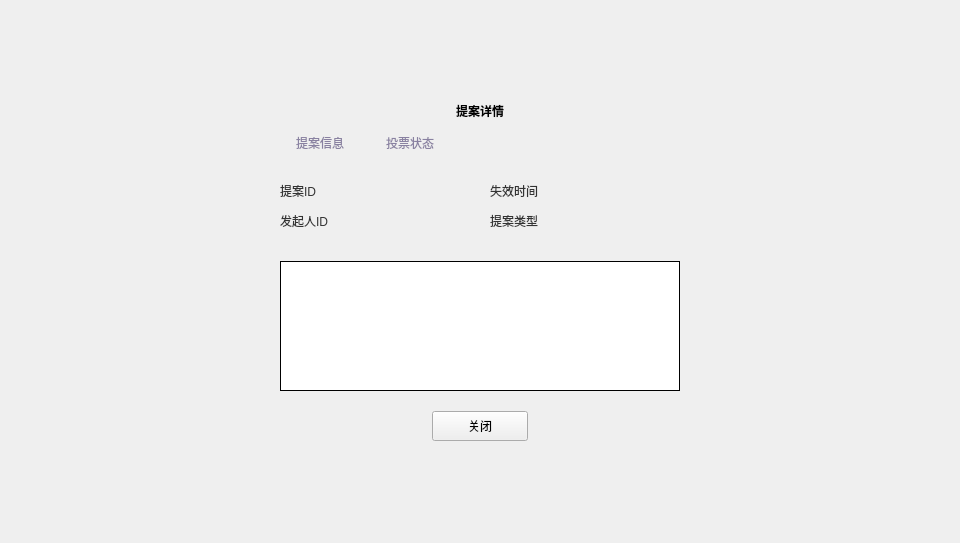
Qt form LNKWallet/guard/ProposalDetailDialog.ui (HcashOrg/hx-indicator) before a commit.
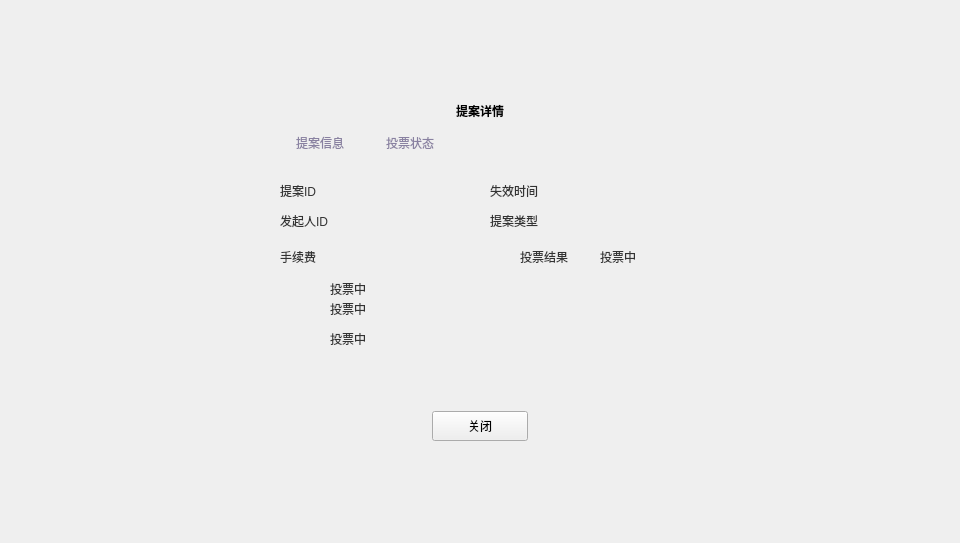
The same form after that commit.

What changed in the file:
```diff
--- a/LNKWallet/guard/ProposalDetailDialog.ui
+++ b/LNKWallet/guard/ProposalDetailDialog.ui
@@ -289,7 +289,7 @@
         </rect>
        </property>
        <property name="currentIndex">
-        <number>10</number>
+        <number>11</number>
        </property>
        <widget class="QWidget" name="hotColdTransferPage">
         <widget class="QLabel" name="label_3">
@@ -957,6 +957,99 @@
          </column>
         </widget>
        </widget>
+       <widget class="QWidget" name="citizenChangeSenatorPage">
+        <widget class="QLabel" name="label_25">
+         <property name="geometry">
+          <rect>
+           <x>30</x>
+           <y>10</y>
+           <width>54</width>
+           <height>12</height>
+          </rect>
+         </property>
+         <property name="text">
+          <string>手续费</string>
+         </property>
+        </widget>
+        <widget class="QLabel" name="label_fee">
+         <property name="geometry">
+          <rect>
+           <x>80</x>
+           <y>10</y>
+           <width>54</width>
+           <height>12</height>
+          </rect>
+         </property>
+         <property name="text">
+          <string/>
+         </property>
+        </widget>
+        <widget class="QLabel" name="label_27">
+         <property name="geometry">
+          <rect>
+           <x>270</x>
+           <y>10</y>
+           <width>54</width>
+           <height>12</height>
+          </rect>
+         </property>
+         <property name="text">
+          <string>投票结果</string>
+         </property>
+        </widget>
+        <widget class="QLabel" name="label_votestate">
+         <property name="geometry">
+          <rect>
+           <x>350</x>
+           <y>10</y>
+           <width>54</width>
+           <height>12</height>
+          </rect>
+         </property>
+         <property name="text">
+          <string>投票中</string>
+         </property>
+        </widget>
+        <widget class="QLabel" name="label_change1">
+         <property name="geometry">
+          <rect>
+           <x>80</x>
+           <y>40</y>
+           <width>251</width>
+           <height>16</height>
+          </rect>
+         </property>
+         <property name="text">
+          <string>投票中</string>
+         </property>
+        </widget>
+        <widget class="QLabel" name="label_change2">
+         <property name="geometry">
+          <rect>
+           <x>80</x>
+           <y>60</y>
+           <width>251</width>
+           <height>16</height>
+          </rect>
+         </property>
+         <property name="text">
+          <string>投票中</string>
+         </property>
+        </widget>
+        <widget class="QLabel" name="label_change3">
+         <property name="geometry">
+          <rect>
+           <x>80</x>
+           <y>90</y>
+           <width>251</width>
+           <height>16</height>
+          </rect>
+         </property>
+         <property name="text">
+          <string>投票中</string>
+         </property>
+        </widget>
+       </widget>
        <widget class="QWidget" name="unknownPage">
         <widget class="QLabel" name="unknownLabel">
          <property name="geometry">
```
